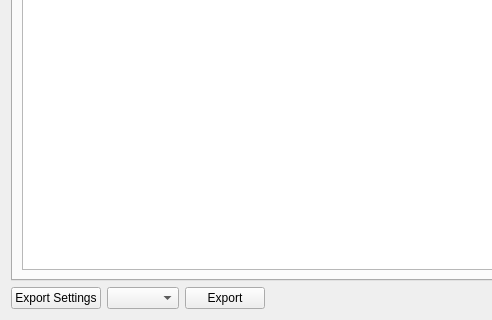
GS90/addFC, file repo/ui/specification.ui: the form before one commit; both pictures show x 0 to 492 and y 330 to 650 of the 1000 by 650 pixel window.
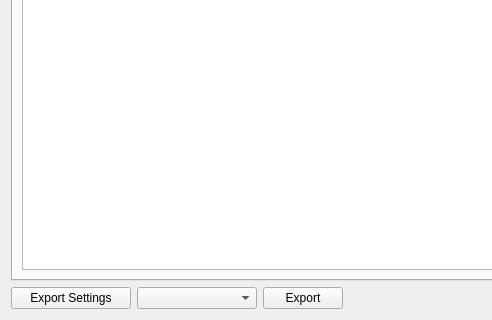
The form after the commit.

The edit to the form file:
```diff
--- a/repo/ui/specification.ui
+++ b/repo/ui/specification.ui
@@ -337,13 +337,26 @@
     <layout class="QHBoxLayout" name="horizontalLayout">
      <item>
       <widget class="QPushButton" name="pushButtonExportSettings">
+       <property name="minimumSize">
+        <size>
+         <width>120</width>
+         <height>0</height>
+        </size>
+       </property>
        <property name="text">
         <string>Export Settings</string>
        </property>
       </widget>
      </item>
      <item>
-      <widget class="QComboBox" name="comboBoxExport"/>
+      <widget class="QComboBox" name="comboBoxExport">
+       <property name="minimumSize">
+        <size>
+         <width>120</width>
+         <height>0</height>
+        </size>
+       </property>
+      </widget>
      </item>
      <item>
       <widget class="QPushButton" name="pushButtonExport">
```
